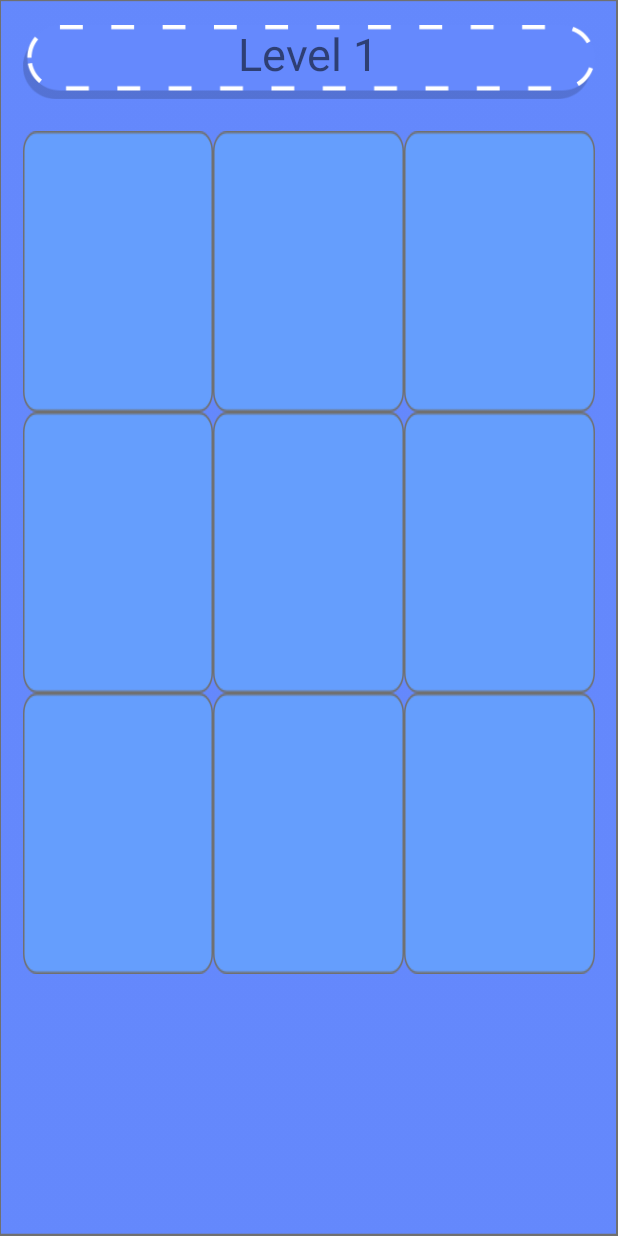
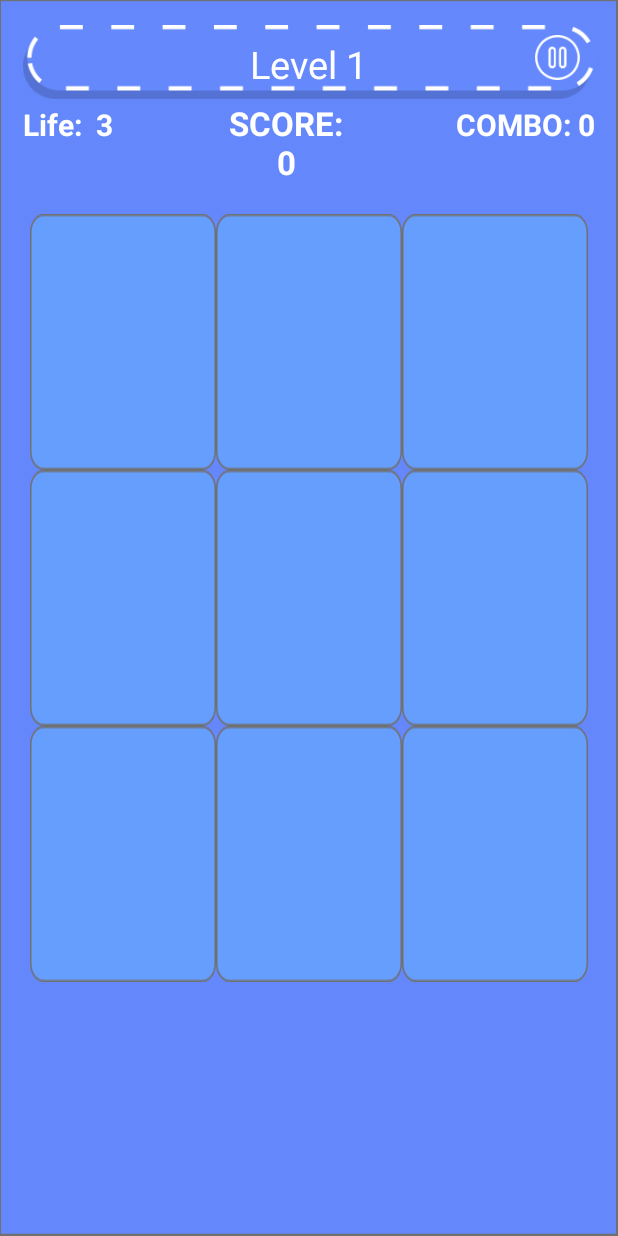
Before and after one commit to FurkanSrtc/MemoryGameMobile, an Android app: the GameActivity screen opened directly, with no data from a screen before it, on a phone screen of 412 x 824 dp. Run offline under Robolectric (Android 15) with nearby library versions, the light colour scheme and no system bars; our stand-ins replace AdMob.

Commit message:
V7: Level Textbox Updated

```diff
--- a/app/src/main/java/com/example/myapplication/GameActivity.java
+++ b/app/src/main/java/com/example/myapplication/GameActivity.java
@@ -34,6 +34,7 @@ public class GameActivity extends AppCompatActivity {
     int randomRow;
     int randomCol;
     int kartKapatanSayac = 0;
+
     Random rnd = new Random();
     int[] acilacakRowlar = new int[AcilacakKartSayisi];
     int[] acilacakColumnlar = new int[AcilacakKartSayisi];
@@ -43,7 +44,12 @@ public class GameActivity extends AppCompatActivity {
     Runnable runnable;
     Button buttons[][] = new Button[NUM_ROWS][NUM_COLS];
     List<Button> btnList = new ArrayList<Button>();
+
 int level=1;
+int score=0;
+int life=5;
+int combo=0;
+int combohata=0;
 
     @Override
     protected void onCreate(Bundle savedInstanceState) {
@@ -219,7 +225,7 @@ private  void KartEnabled(boolean b)
         }
     }
 
-    private void gridButtonClicked(int col, int row) {
+    private void gridButtonClicked(int col, int row) {  //BUTONA TIKLANDIĞINDA
         Button button = buttons[row][col];
 
         int newWidth = button.getWidth();
@@ -236,13 +242,14 @@ private  void KartEnabled(boolean b)
                         Toast.LENGTH_SHORT).show();
                 vibrator.vibrate(200);
                 vibrator.vibrate(500);
+                score=score+10;
                 YeniSeviye();
             }
         }
 
         else // YANLIŞ KARTI SEÇERSE
         {
-            button.setBackground(getDrawable(R.drawable.buttonhatakart));
+
             YanlisKart(button);
         }
 
@@ -253,6 +260,9 @@ private  void KartEnabled(boolean b)
 
     private void YanlisKart(final Button buton)
     {
+        //region TIMER (KAPALI - Kartı Gri Yapıp Söndürüyor)
+        /*
+         button.setBackground(getDrawable(R.drawable.buttonhatakart));
         final Vibrator vibrator=(Vibrator) getSystemService(VIBRATOR_SERVICE);
         handler = new Handler();
         runnable = new Runnable() {
@@ -265,6 +275,12 @@ vibrator.vibrate(50);
             }
         };
         handler.postDelayed(runnable,200);
+        */
+//endregion
+
+        final Vibrator vibrator=(Vibrator) getSystemService(VIBRATOR_SERVICE);
+        vibrator.vibrate(50);
+
     }
 
     private void lockButtonSizes() {
--- a/app/src/main/res/layout/activity_game.xml
+++ b/app/src/main/res/layout/activity_game.xml
@@ -23,15 +23,41 @@ android:orientation="vertical">
 
                 android:text="Level 1"
                 android:layout_width="wrap_content"
-                android:layout_height="wrap_content" android:id="@+id/textView6" android:textSize="30sp"
+                android:layout_height="wrap_content" android:id="@+id/textView6" android:textSize="25sp"
                 android:layout_gravity="center|top"
 
-        />
+                android:textColor="#FFFFFF" android:layout_marginTop="10dp"/>
+        <Button
+                android:layout_width="30dp"
+                android:layout_height="30dp" android:id="@+id/buttonStop" android:foregroundGravity="right"
+                android:layout_gravity="right"
+                android:background="@drawable/stopbuton"
+                android:layout_marginTop="8dp" android:layout_marginRight="10dp"/>
     </FrameLayout>
+    <LinearLayout
+            android:orientation="horizontal"
+            android:layout_width="match_parent"
+            android:layout_height="wrap_content" android:layout_marginLeft="15dp" android:layout_marginRight="15dp">
+        <TextView
+                android:text="Life:  3"
+                android:layout_width="130sp"
+                android:layout_height="wrap_content" android:id="@+id/txtLife" android:textColor="#FFFFFF"
+                android:textSize="20sp" android:textStyle="bold" android:gravity="left"/>
+        <TextView
+                android:text="SCORE:  0"
+                android:layout_width="60sp"
+                android:layout_height="wrap_content" android:id="@+id/txtScore" android:textColor="#FFFFFF"
+                android:textSize="22sp" android:textStyle="bold" android:layout_weight="1" android:gravity="center"/>
+        <TextView
+                android:text="COMBO: 0"
+                android:layout_width="130sp"
+                android:layout_height="wrap_content" android:id="@+id/txtCombo" android:textColor="#FFFFFF"
+                android:textSize="20sp" android:textStyle="bold" android:layout_weight="1" android:gravity="right"/>
+    </LinearLayout>
     <TableLayout
             android:layout_width="match_parent"
-            android:layout_height="572dp" android:id="@+id/layoutTable" android:layout_marginLeft="15dp"
-            android:layout_marginTop="20dp" android:layout_marginRight="15dp"
+            android:layout_height="522dp" android:id="@+id/layoutTable" android:layout_marginLeft="20dp"
+            android:layout_marginTop="20dp" android:layout_marginRight="20dp"
             android:paddingBottom="10dp">
 
 
@@ -40,11 +66,12 @@ android:orientation="vertical">
             xmlns:ads="http://schemas.android.com/apk/res-auto"
             android:id="@+id/adView"
             android:layout_width="match_parent"
-            android:layout_height="67dp"
+            android:layout_height="match_parent"
             android:layout_centerHorizontal="true"
             android:layout_alignParentBottom="true"
             ads:adSize="BANNER"
-            ads:adUnitId="ca-app-pub-3940256099942544/6300978111" android:layout_gravity="bottom">
+            ads:adUnitId="ca-app-pub-3940256099942544/6300978111" android:layout_gravity="bottom"
+            android:foregroundGravity="bottom">
     </com.google.android.gms.ads.AdView>
 
 
```
